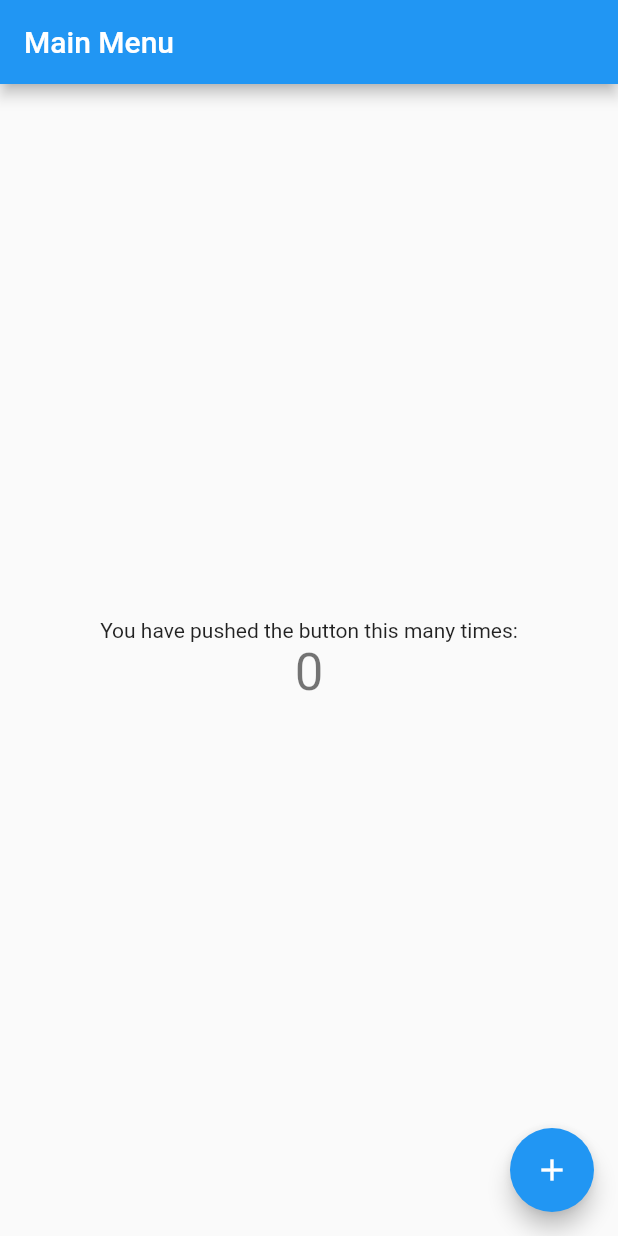
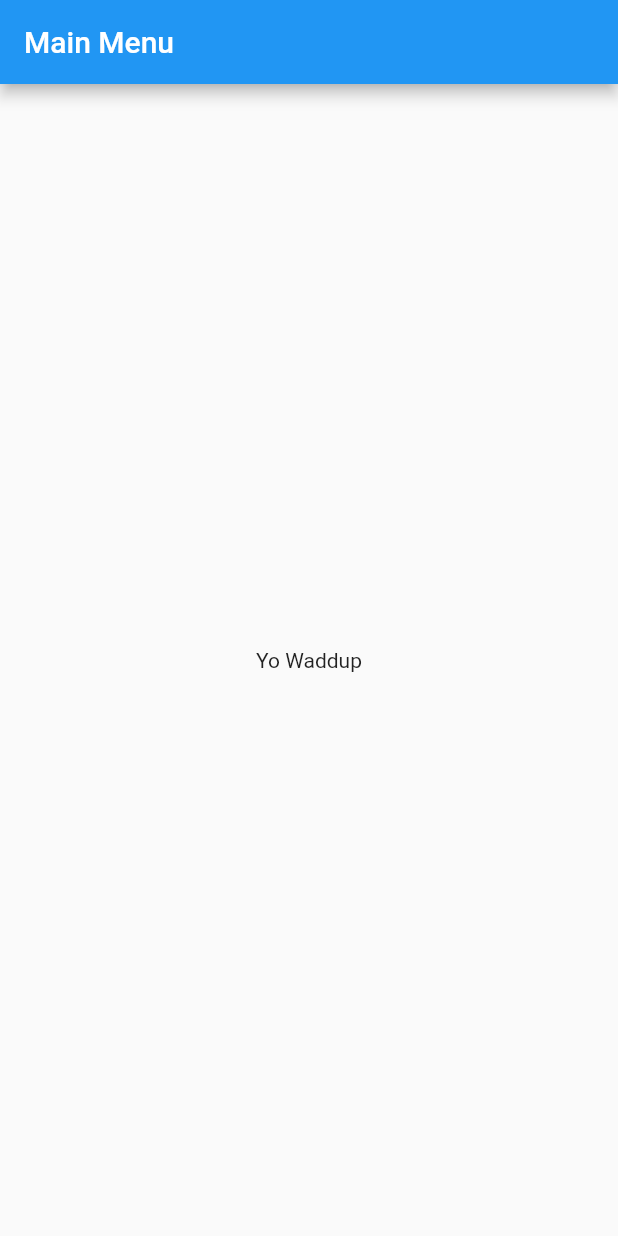
Before and after one commit to dondonjedd/MyContacts, a Flutter app: the screen it shows after launch, on a phone screen of 412 x 824 dp. Run offline on Flutter 3.47's test engine with Material 2 defaults, Android fonts, the phone set to English and light mode, and no system bars.

Commit message:
Clearing unnecessary demo codes
-deleted button and counter text

```diff
--- a/lib/main.dart
+++ b/lib/main.dart
@@ -48,18 +48,7 @@
 }
 
 class _MyHomePageState extends State<MyHomePage> {
-  int _counter = 0;
 
-  void _incrementCounter() {
-    setState(() {
-      // This call to setState tells the Flutter framework that something has
-      // changed in this State, which causes it to rerun the build method below
-      // so that the display can reflect the updated values. If we changed
-      // _counter without calling setState(), then the build method would not be
-      // called again, and so nothing would appear to happen.
-      _counter++;
-    });
-  }
 
   @override
   Widget build(BuildContext context) {
@@ -94,22 +83,13 @@
           // axis because Columns are vertical (the cross axis would be
           // horizontal).
           mainAxisAlignment: MainAxisAlignment.center,
-          children: <Widget>[
-            const Text(
-              'You have pushed the button this many times:',
-            ),
+          children: const <Widget>[
             Text(
-              '$_counter',
-              style: Theme.of(context).textTheme.headline4,
+              'Yo Waddup'
             ),
           ],
         ),
       ),
-      floatingActionButton: FloatingActionButton(
-        onPressed: _incrementCounter,
-        tooltip: 'Increment',
-        child: const Icon(Icons.add),
-      ), // This trailing comma makes auto-formatting nicer for build methods.
     );
   }
 }
```
